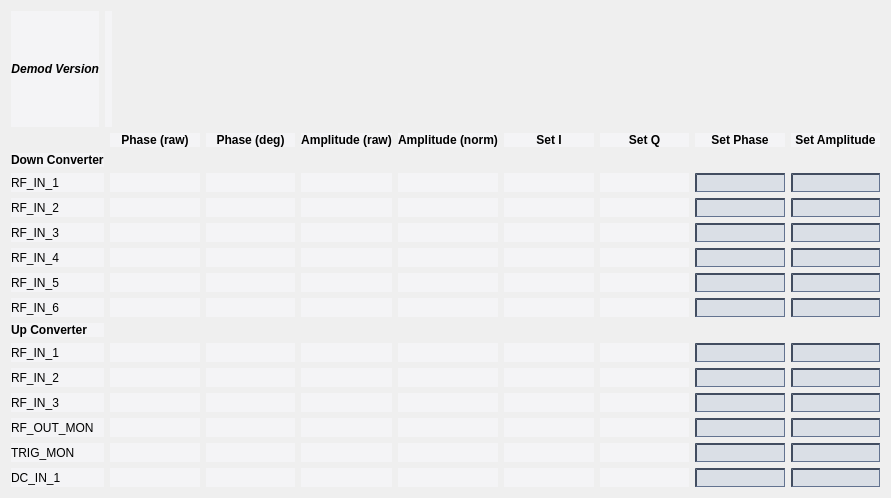
The window that demodulator.ui (cristinasewell/ATCA_PyDM_Screens) describes before a commit, drawn with Qt 5.
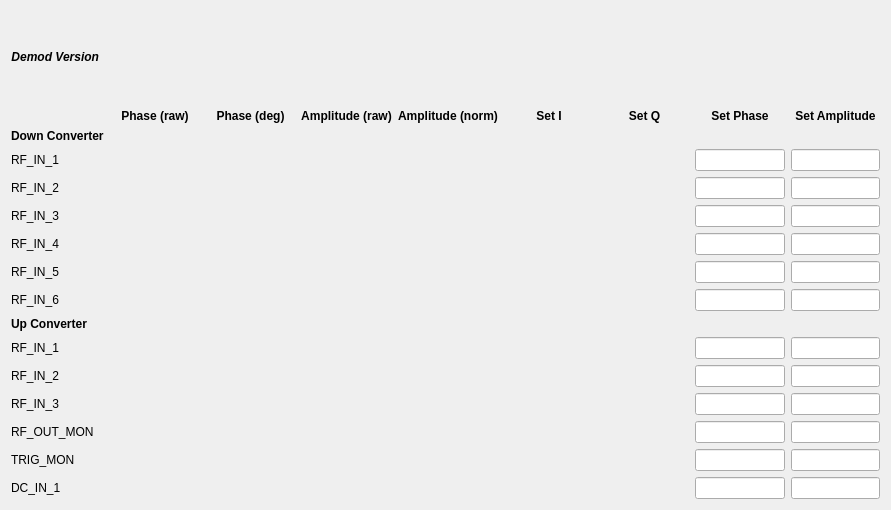
The same window after the commit. Custom widgets are drawn as their Qt base class.

Commit message: Remove local stylesheet from demodulator display

Diff of the .ui file:
```diff
--- a/demodulator.ui
+++ b/demodulator.ui
@@ -7,168 +7,12 @@
     <x>0</x>
     <y>0</y>
     <width>891</width>
-    <height>498</height>
+    <height>510</height>
    </rect>
   </property>
   <property name="windowTitle">
    <string>Demodulator - ${DEVICE}</string>
   </property>
-  <property name="styleSheet">
-   <string notr="true">/* Background color of popup-list.*/ 
-QComboBox QListView{
-    background-color:white;
-    border:1px solid gray;
-}
-/* Needed to complete the rule set. */
-QComboBox::item:alternate {
-    background: white;
-}
-/* Color of the selected list item. */
-QComboBox::item:selected {
-    border: 1px solid transparent;
-    background:yellow;
-}
-/* Indicator will shine through the label text if you don't make it hidden. */
-QComboBox::indicator{
-    background-color:transparent;
-    selection-background-color:transparent;
-    color:transparent;
-    selection-color:transparent;
-}
-
-QFrame{
-  background-color: rgb(244,244,246)
-}
-
-QPushButton {
-    background-color: rgb(136,157,162);
-    border-color: rgb(212,228,233) rgb(50,88,100) rgb(50,88,100) rgb(212,228,233);
-    border-style: outset;
-    border-radius: 1px;
-    border-width: 2px; 
-    padding: 4px;
-}
-QPushButton:hover {
-   background-color: rgb(106,127,132);
-}
-QPushButton:pressed {
-    background-color: rgb(208,229,232);
-    border-style: inset;
-    border-width: 2px;
-	border-color: rgb(50,88,100) rgb(212,228,233) rgb(212,228,233) rgb(50,88,100);
-}
-QPushButton:checked{
-    background-color: rgb(208,229,232);
-    border-style: inset;
-    border-width: 2px;
-	border-color:  rgb(112,134,142) rgb(229,233,235) rgb(239,233,235) rgb(112,134,142);
-}
-QLineEdit {
-  background-color: rgb(218,223,230);
-  border-color: rgb(66,77,96);
-  border-style: inset;
-  border-width: 2px 1px 1px 2px;
-}
-QLineEdit:hover {
- background-color: rgb(198,203,210)
-}
-PyDMLabel {
-  background-color: rgb(189,197,205);
-}
-
- QTabWidget::pane {
-    border: 1px solid black;
-    background: white;
-}
-
-QTabWidget::tab-bar:top {
-    top: 1px;
-}
-
-QTabWidget::tab-bar:bottom {
-    bottom: 1px;
-}
-
-QTabWidget::tab-bar:left {
-    right: 1px;
-}
-
-QTabWidget::tab-bar:right {
-    left: 1px;
-}
-
-QTabBar::tab {
-    border: 1px solid black;
-}
-
-QTabBar::tab:selected {
-    background: rgb(220,229,236);
-}
-
-QTabBar::tab:!selected {
-    background: rgb(132,165,190);
-}
-
-QTabBar::tab:!selected:hover {
-    background: rgb(120,153,178);
-}
-
-QTabBar::tab:top:!selected {
-    margin-top: 3px;
-}
-
-QTabBar::tab:bottom:!selected {
-    margin-bottom: 3px;
-}
-
-QTabBar::tab:top, QTabBar::tab:bottom {
-    min-width: 6ex;
-    margin-right: -1px;
-    padding: 4px 8px 4px 8px;
-	border-radius: 2px;
-}
-
-QTabBar::tab:top:selected {
-    border-bottom-color: none;
-}
-
-QTabBar::tab:bottom:selected {
-    border-top-color: none;
-}
-
-QTabBar::tab:top:last, QTabBar::tab:bottom:last,
-QTabBar::tab:top:only-one, QTabBar::tab:bottom:only-one {
-    margin-right: 0;
-}
-
-QTabBar::tab:left:!selected {
-    margin-right: 3px;
-}
-
-QTabBar::tab:right:!selected {
-    margin-left: 3px;
-}
-
-QTabBar::tab:left, QTabBar::tab:right {
-    min-height: 6ex;
-    margin-bottom: -1px;
-    padding: 8px 5px 8px 5px;
-	border-radius: 2px;
-}
-
-QTabBar::tab:left:selected {
-    border-left-color: none;
-}
-
-QTabBar::tab:right:selected {
-    border-right-color: none;
-}
-
-QTabBar::tab:left:last, QTabBar::tab:right:last,
-QTabBar::tab:left:only-one, QTabBar::tab:right:only-one {
-    margin-bottom: 0;
-}</string>
-  </property>
   <layout class="QVBoxLayout" name="verticalLayout">
    <item>
     <layout class="QHBoxLayout" name="horizontalLayout">
```
